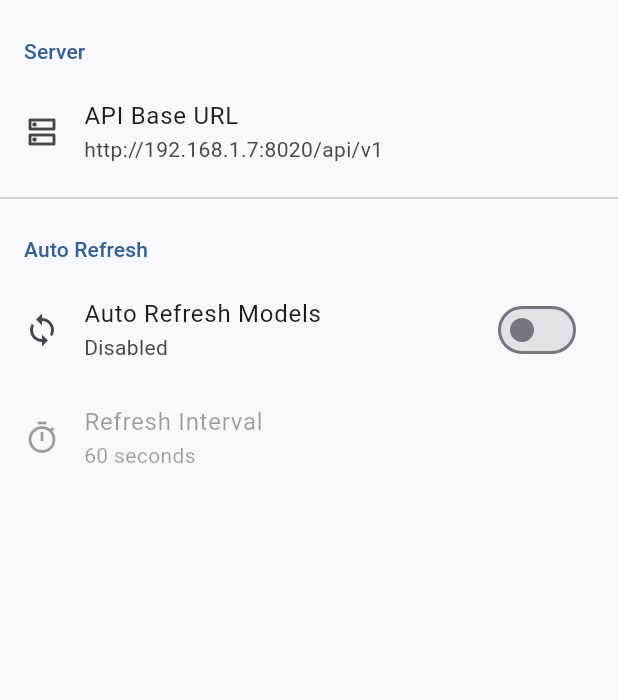
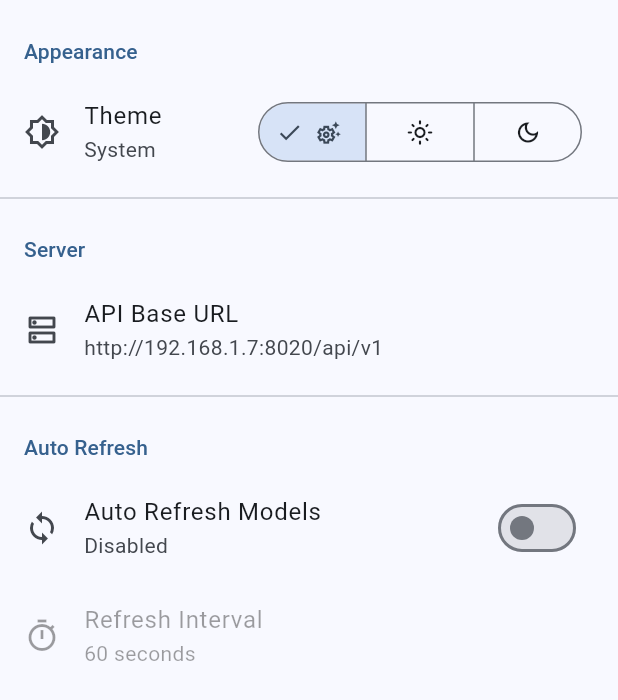
Before and after one commit to Kidsnd274/lemonade_controller, a Flutter app: the SettingsPage widget shown alone on an empty page, opened directly with empty values, on a phone screen of 412 x 824 dp. Shown: the top 700 px of the screen. Run offline on Flutter 3.47's test engine with Material 3 defaults, Android fonts, the phone set to English and light mode, and no system bars; our stand-ins replace dio, flutter_riverpod, logger, shared_preferences; accounts and stored records are empty; network calls fail.

Commit message:
Add dark mode

```diff
--- a/lib/main.dart
+++ b/lib/main.dart
@@ -1,28 +1,28 @@
 import 'package:flutter/material.dart';
 import 'package:flutter_riverpod/flutter_riverpod.dart';
 import 'package:lemonade_controller/pages/main_page.dart';
-import 'package:lemonade_controller/services/settings_service.dart';
+import 'package:lemonade_controller/providers/service_providers.dart';
+import 'package:lemonade_controller/theme/theme_def.dart';
 import 'package:logger/logger.dart';
 
 void main() {
-  // setupLogging();
-
-  // Set the desired log level
   Logger.level = Level.debug;
-
   runApp(ProviderScope(child: LemonadeController()));
 }
 
-class LemonadeController extends StatelessWidget {
-  final SettingsService settings;
-
-  LemonadeController({super.key}) : settings = SettingsService();
+class LemonadeController extends ConsumerWidget {
+  const LemonadeController({super.key});
 
   @override
-  Widget build(BuildContext context) {
+  Widget build(BuildContext context, WidgetRef ref) {
+    final themeMode = ref.watch(themeModeProvider);
+    final settings = ref.watch(settingServiceProvider);
+
     return MaterialApp(
       title: 'Lemonade Controller',
-      theme: ThemeData(colorScheme: .fromSeed(seedColor: Colors.blue)),
+      theme: lightTheme,
+      darkTheme: darkTheme,
+      themeMode: themeMode,
       home: MainPage(settings: settings),
     );
   }
--- a/lib/pages/settings/settings_page.dart
+++ b/lib/pages/settings/settings_page.dart
@@ -1,15 +1,17 @@
 import 'package:flutter/material.dart';
+import 'package:flutter_riverpod/flutter_riverpod.dart';
+import 'package:lemonade_controller/providers/service_providers.dart';
 import 'package:lemonade_controller/services/settings_service.dart';
 
-class SettingsPage extends StatefulWidget {
+class SettingsPage extends ConsumerStatefulWidget {
   final SettingsService settings;
   const SettingsPage({super.key, required this.settings});
 
   @override
-  State<SettingsPage> createState() => _SettingsPageState();
+  ConsumerState<SettingsPage> createState() => _SettingsPageState();
 }
 
-class _SettingsPageState extends State<SettingsPage> {
+class _SettingsPageState extends ConsumerState<SettingsPage> {
   bool _loading = true;
   String _baseUrl = '';
   bool _autoRefreshEnabled = false;
@@ -114,9 +116,34 @@ class _SettingsPageState extends State<SettingsPage> {
 
     final theme = Theme.of(context);
 
+    final themeMode = ref.watch(themeModeProvider);
+
     return ListView(
       padding: const EdgeInsets.symmetric(vertical: 8),
       children: [
+        Padding(
+          padding: const EdgeInsets.fromLTRB(16, 16, 16, 8),
+          child: Text('Appearance', style: theme.textTheme.titleSmall?.copyWith(
+            color: theme.colorScheme.primary,
+          )),
+        ),
+        ListTile(
+          leading: const Icon(Icons.brightness_6_outlined),
+          title: const Text('Theme'),
+          subtitle: Text(themeMode.name[0].toUpperCase() + themeMode.name.substring(1)),
+          trailing: SegmentedButton<ThemeMode>(
+            segments: const [
+              ButtonSegment(value: ThemeMode.system, icon: Icon(Icons.settings_suggest_outlined)),
+              ButtonSegment(value: ThemeMode.light, icon: Icon(Icons.light_mode_outlined)),
+              ButtonSegment(value: ThemeMode.dark, icon: Icon(Icons.dark_mode_outlined)),
+            ],
+            selected: {themeMode},
+            onSelectionChanged: (selected) {
+              ref.read(themeModeProvider.notifier).setThemeMode(selected.first);
+            },
+          ),
+        ),
+        const Divider(),
         Padding(
           padding: const EdgeInsets.fromLTRB(16, 16, 16, 8),
           child: Text('Server', style: theme.textTheme.titleSmall?.copyWith(
--- /dev/null
+++ b/lib/theme/theme_def.dart
@@ -0,0 +1,14 @@
+import 'package:flutter/material.dart';
+
+const _seed = Colors.blue;
+
+final ThemeData lightTheme = ThemeData(
+  colorScheme: ColorScheme.fromSeed(seedColor: _seed),
+);
+
+final ThemeData darkTheme = ThemeData(
+  colorScheme: ColorScheme.fromSeed(
+    seedColor: _seed,
+    brightness: Brightness.dark,
+  ),
+);
```
Also changed, not shown: lib/providers/service_providers.dart (+25 -0 lines), lib/services/settings_service.dart (+15 -1 lines).
